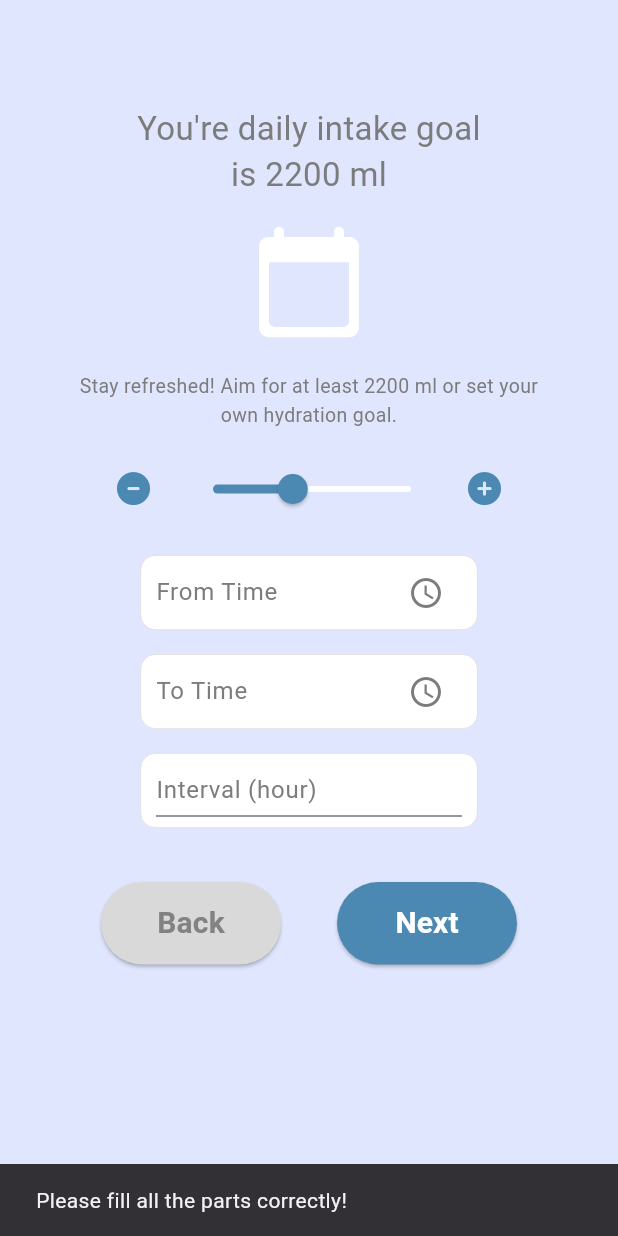
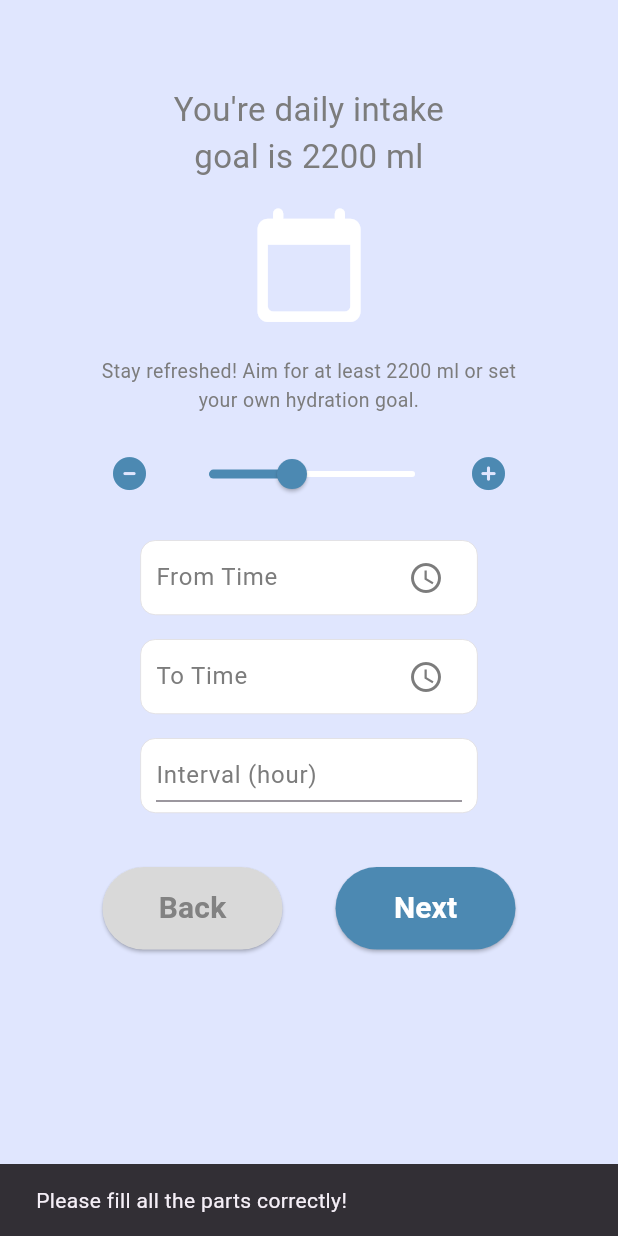
Before and after one commit to meybinn/waterTracker_master, a Flutter app: the SetUpGoalScreen screen opened directly, after a tap on "Next", on a phone screen of 412 x 824 dp. Run offline on Flutter 3.47's test engine with Material 3 defaults, Android fonts, the phone set to English and light mode, and no system bars; our stand-ins replace flutter_local_notifications, font_awesome_flutter, google_fonts, sqflite; accounts and stored records are empty; Roboto replaces fonts that are missing (Habibi).

Commit message:
update 1차

```diff
--- a/water_tracker/lib/main.dart
+++ b/water_tracker/lib/main.dart
@@ -51,12 +51,11 @@ class _WaterTrackerState extends State<WaterTracker> {
         ),
       ),
 
-      // home: StartScreen(),
       // home: HistoryScreen(),
-      home: MainNavigationScreen(tab: "add"),
+      // home: MainNavigationScreen(tab: "add"),
       // home: HomeScreen(),
       // home: SigninScreen(),
-      // home: StartScreen(),
+      home: StartScreen(),
       // home: SignupScreen(),
       // home: const SetupProfileScreen(),
       // home: SettingScreen(),
--- a/water_tracker/lib/providers/save_goal_screen.dart
+++ b/water_tracker/lib/providers/save_goal_screen.dart
@@ -63,7 +63,8 @@ class _SaveGoalScreenState extends State<SaveGoalScreen> {
 
     return Scaffold(
       backgroundColor: scaffoldBackgroundColor,
-      body: Padding(
+      body: SingleChildScrollView(
+        child: Padding(
           padding: EdgeInsets.symmetric(
             vertical: 20,
             horizontal: 30,
@@ -309,6 +310,7 @@ class _SaveGoalScreenState extends State<SaveGoalScreen> {
             ],
           ),
         ),
+      ),
     );
   }
 }
--- a/water_tracker/lib/providers/set_up_goal_screen.dart
+++ b/water_tracker/lib/providers/set_up_goal_screen.dart
@@ -59,6 +59,8 @@ class _SetUpGoalScreenState extends State<SetUpGoalScreen> {
   }
 
   void _onNext() {
+    Future.delayed(Duration(milliseconds: 100), () {
+      if (mounted) {
         Navigator.pushReplacement(
           context,
           MaterialPageRoute(
@@ -66,11 +68,25 @@ class _SetUpGoalScreenState extends State<SetUpGoalScreen> {
           ),
         );
       }
+    });
+  }
+
+  // void _onNext() {
+  //   Navigator.push(
+  //     context,
+  //     MaterialPageRoute(
+  //         builder: (context) => MainNavigationScreen(tab: 'home')),
+  //   );
+  // }
 
   Future<void> _saveGoal() async {
-    if(userId.isNotEmpty && fromTime != null && toTime != null && _interval > 0){
+    if (!mounted) return; // 위젯이 여전히 마운트되어 있는지 확인
 
-      try{
+    if (userId.isNotEmpty &&
+        fromTime != null &&
+        toTime != null &&
+        _interval > 0) {
+      try {
         await DatabaseHelper.instance.insertOrUpdateGoal(
           userId,
           intakeGoal,
@@ -79,15 +95,25 @@ class _SetUpGoalScreenState extends State<SetUpGoalScreen> {
           _interval,
         );
 
-        final intakeProvider = Provider.of<IntakeProvider>(context, listen: false);
+        if (!mounted) return; // 다시 한번 체크
+
+        final intakeProvider =
+            Provider.of<IntakeProvider>(context, listen: false);
         intakeProvider.updateGoal(intakeGoal, _interval);
 
         _onNext();
-      } catch(e) {
-        ScaffoldMessenger.of(context).showSnackBar(SnackBar(content: Text("Failed save goal."),),);
+      } catch (e) {
+        if (!mounted) return; // 예외 처리 시에도 mounted 확인
+        print("Error saving goal: $e"); // 에러 로그 출력
+        ScaffoldMessenger.of(context).showSnackBar(
+          SnackBar(content: Text("Failed to save goal.")),
+        );
       }
-    } else{
-      ScaffoldMessenger.of(context).showSnackBar(SnackBar(content: Text("Please fill all the parts correctly!"),),);
+    } else {
+      if (!mounted) return;
+      ScaffoldMessenger.of(context).showSnackBar(
+        SnackBar(content: Text("Please fill all the parts correctly!")),
+      );
     }
   }
 
@@ -97,20 +123,30 @@ class _SetUpGoalScreenState extends State<SetUpGoalScreen> {
 
     return Scaffold(
       backgroundColor: scaffoldBackgroundColor,
-      body: Padding(
+      body: LayoutBuilder(
+        builder: (context, constraints) {
+          final double screenHeight = constraints.maxHeight;
+          final double screenWidth = constraints.maxWidth;
+
+          return SingleChildScrollView(
+            child: Padding(
               padding: EdgeInsets.symmetric(
-          vertical: 20,
-          horizontal: 30,
+                vertical: screenHeight * 0.02,
+                horizontal: screenWidth * 0.08,
+                // vertical: 20,
+                // horizontal: 30,
               ),
               child: Column(
                 crossAxisAlignment: CrossAxisAlignment.center,
                 children: [
                   SizedBox(
-              height: 50,
+                    height: screenHeight * 0.05,
+                    // height: 50,
                   ),
                   Padding(
                     padding: EdgeInsets.symmetric(
-                horizontal: 60,
+                      horizontal: screenWidth * 0.15,
+                      // horizontal: 60,
                     ),
                     child: Text(
                       textAlign: TextAlign.center,
@@ -125,12 +161,14 @@ class _SetUpGoalScreenState extends State<SetUpGoalScreen> {
                   Icon(
                     Icons.calendar_today_rounded,
                     color: Colors.white,
-              size: Sizes.size80,
+                    size: screenHeight * 0.1,
+                    // size: Sizes.size80,
                   ),
                   Gaps.v20,
                   Padding(
                     padding: EdgeInsets.symmetric(
-                horizontal: 20,
+                      horizontal: screenWidth * 0.05,
+                      // horizontal: 20,
                     ),
                     child: Text(
                       textAlign: TextAlign.center,
@@ -156,7 +194,8 @@ class _SetUpGoalScreenState extends State<SetUpGoalScreen> {
                       ),
                       Gaps.h5,
                       SizedBox(
-                  width: 180,
+                        width: screenWidth * 0.45,
+                        // width: 180,
                         child: Slider(
                             value: _sliderValue,
                             min: 0,
@@ -219,7 +258,9 @@ class _SetUpGoalScreenState extends State<SetUpGoalScreen> {
                             ),
                           ),
                           controller: TextEditingController(
-                      text: fromTime != null ? fromTime!.format(context) : "",
+                            text: fromTime != null
+                                ? fromTime!.format(context)
+                                : "",
                           ),
                         ),
                       ),
@@ -338,5 +379,8 @@ class _SetUpGoalScreenState extends State<SetUpGoalScreen> {
               ),
             ),
           );
+        },
+      ),
+    );
   }
 }
--- a/water_tracker/lib/setting/setting_screen.dart
+++ b/water_tracker/lib/setting/setting_screen.dart
@@ -32,7 +32,8 @@ class _SettingScreenState extends State<SettingScreen> {
   @override
   Widget build(BuildContext context) {
     return Scaffold(
-      body: Align(
+      body: SingleChildScrollView(
+        child: Align(
           alignment: Alignment(0.0, -0.9),
           child: Column(
             mainAxisSize: MainAxisSize.min,
@@ -235,6 +236,7 @@ class _SettingScreenState extends State<SettingScreen> {
             ],
           ),
         ),
+      ),
     );
   }
 }
--- a/water_tracker/pubspec.yaml
+++ b/water_tracker/pubspec.yaml
@@ -47,7 +47,7 @@ dependencies:
 
   sqflite: ^2.0.0
 
-  path_provider: ^2.1.2
+  path_provider: 2.1.2
 
   uuid: ^4.5.1
 
```
Also changed, not shown: water_tracker/lib/features/home_screen.dart (+26 -17 lines), water_tracker/lib/features/main_navigation/main_navigation_screen.dart (+22 -5 lines), water_tracker/lib/providers/add_intake.dart (+7 -3 lines), water_tracker/pubspec.lock. Lines whose indentation alone changed are shown as unchanged.
